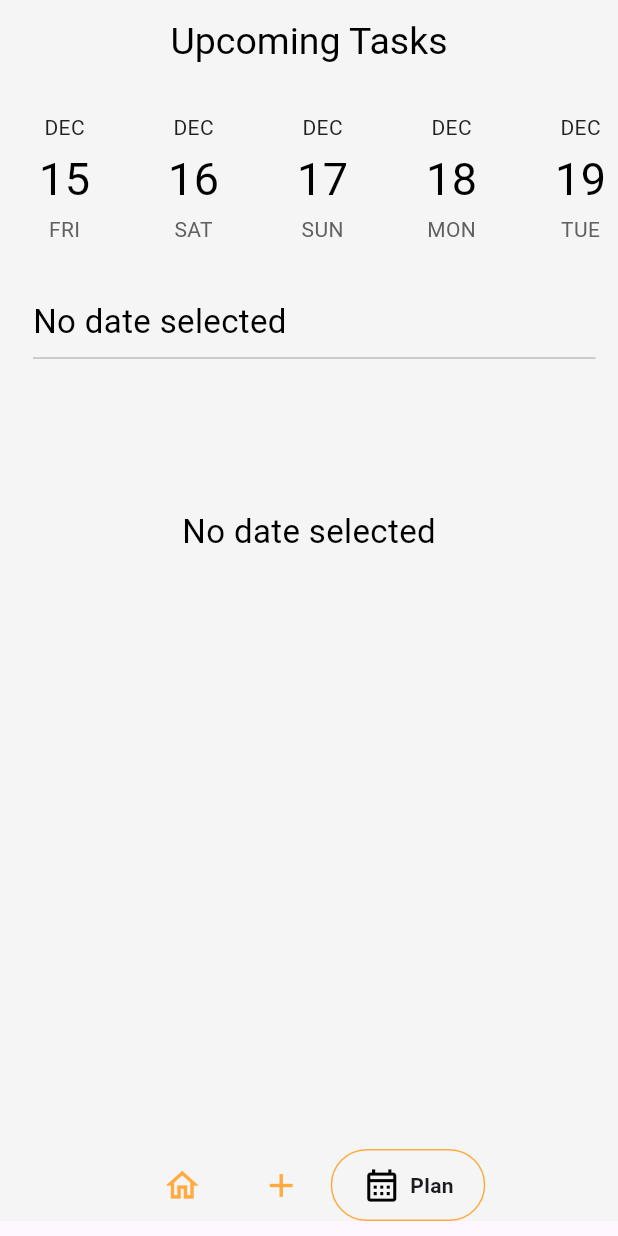
After one commit to MhmdFais/To_Do_App, a Flutter app: the screen it shows once a user with an empty profile is signed in, item 3 of the bottom bar chosen, on a phone screen of 412 x 824 dp. The commit adds this screen. Run offline on Flutter 3.47's test engine with Material 3 defaults, Android fonts, the phone set to English and light mode, and no system bars; drawn by our look-alikes of date_picker_timeline, google_nav_bar; our stand-ins replace cloud_firestore, firebase_auth, firebase_core, flutter_otp_text_field, google_fonts, google_sign_in and 2 more; accounts and stored records are empty; Roboto replaces fonts that are missing (Ubuntu).

Commit message:
future plans page

```diff
--- /dev/null
+++ b/lib/pages/Remainder.dart
@@ -0,0 +1,310 @@
+import 'package:cloud_firestore/cloud_firestore.dart';
+import 'package:date_picker_timeline/date_picker_widget.dart';
+import 'package:firebase_auth/firebase_auth.dart';
+import 'package:flutter/material.dart';
+import 'package:google_fonts/google_fonts.dart';
+import 'package:intl/intl.dart';
+import 'package:timeline_tile/timeline_tile.dart';
+import 'package:to_do/components/colors.dart';
+import 'package:to_do/components/event_card.dart';
+import 'package:to_do/components/remainder_page_else.dart';
+import 'package:to_do/pages/addTask_page.dart';
+
+class Remainder extends StatefulWidget {
+  const Remainder({super.key});
+
+  @override
+  State<Remainder> createState() => _RemainderState();
+}
+
+class _RemainderState extends State<Remainder> {
+  List<String> userTaskDates = [];
+  DateTime? calenderSelectedDate;
+  List<String> tasksForSelectedDate = [];
+  List<String> taskPriority = [];
+
+  //funtion to fetch user tasks from firebase
+  Future<void> fetchUserDates() async {
+    try {
+      QuerySnapshot<Map<String, dynamic>> querySnapshot =
+          await FirebaseFirestore.instance
+              .collection('users')
+              .doc(FirebaseAuth.instance.currentUser!.uid)
+              .collection('task')
+              .get();
+
+      //extract the dates from the query snapshot
+      querySnapshot.docs.forEach((doc) {
+        userTaskDates.add(doc['taskDate']);
+      });
+
+      setState(() {});
+
+      print(userTaskDates);
+    } catch (e) {
+      //print('Error fetching user dates' + e.toString());
+    }
+  }
+
+  // Function to retrieve tasks for the selected date
+  Future<void> fetchTasksForSelectedDate(DateTime selectedDate) async {
+    try {
+      // Convert selectedDate to a string in the format 'yyyy-MM-dd'
+      String formattedDate =
+          "${selectedDate.year}-${selectedDate.month}-${selectedDate.day}";
+
+      QuerySnapshot<Map<String, dynamic>> querySnapshot =
+          await FirebaseFirestore.instance
+              .collection('users')
+              .doc(FirebaseAuth.instance.currentUser!.uid)
+              .collection('task')
+              .where('taskDate', isEqualTo: formattedDate)
+              .get();
+
+      // Extract the tasks from the query snapshot
+      tasksForSelectedDate =
+          querySnapshot.docs.map((doc) => doc['taskName'] as String).toList();
+
+      // Extract the task priority from the query snapshot
+      taskPriority = querySnapshot.docs
+          .map((doc) => doc['taskPriority'] as String)
+          .toList();
+
+      setState(() {});
+
+      print(tasksForSelectedDate);
+    } catch (e) {
+      //print('Error fetching tasks for selected date: $e');
+    }
+  }
+
+  //function to fetch task priority
+  // Future<void> fetchTaskPriority() async {
+  //   try {
+  //     QuerySnapshot<Map<String, dynamic>> querySnapshot =
+  //         await FirebaseFirestore.instance
+  //             .collection('users')
+  //             .doc(FirebaseAuth.instance.currentUser!.uid)
+  //             .collection('task')
+  //             .get();
+
+  //     //extract the dates from the query snapshot
+  //     querySnapshot.docs.forEach((doc) {
+  //       taskPriority.add(doc['taskPriority']);
+  //     });
+
+  //     setState(() {});
+
+  //     print(taskPriority);
+  //   } catch (e) {
+  //     //print('Error fetching user dates' + e.toString());
+  //   }
+  // }
+
+  @override
+  void initState() {
+    super.initState();
+    fetchUserDates();
+  }
+
+  @override
+  Widget build(BuildContext context) {
+    return Scaffold(
+      backgroundColor: Colours().primary,
+      appBar: AppBar(
+        backgroundColor: Colours().primary,
+        elevation: 0,
+        title: Center(
+          child: Text(
+            'Upcoming Tasks',
+            style: GoogleFonts.ubuntu(
+              fontSize: 25,
+              //fontWeight: FontWeight.bold,
+              color: Colours().unSelectedText,
+            ),
+          ),
+        ),
+      ),
+      body: SingleChildScrollView(
+        child: Column(
+          mainAxisAlignment: MainAxisAlignment.start,
+          crossAxisAlignment: CrossAxisAlignment.start,
+          children: [
+            SizedBox(height: MediaQuery.of(context).size.height * 0.01),
+            //showing the dates picked by the user for tasks
+            DatePicker(
+              DateTime.now().add(const Duration(days: 1)),
+              height: 110,
+              width: 80,
+              initialSelectedDate: DateTime.now(),
+              selectionColor: Colours().calenderFillColour,
+              // activeDates: [
+              //   for (var date in userTaskDates) DateTime.parse(date)
+              // ],
+              deactivatedColor: Colours().deActiveDateColour,
+              monthTextStyle: GoogleFonts.ubuntu(
+                fontSize: 14,
+                //fontWeight: FontWeight.bold,
+                color: Colours().selectedMonthColour,
+              ),
+              dateTextStyle: GoogleFonts.ubuntu(
+                fontSize: 30,
+                //fontWeight: FontWeight.bold,
+                color: Colours().unSelectedText,
+              ),
+              dayTextStyle: GoogleFonts.ubuntu(
+                fontSize: 14,
+                //fontWeight: FontWeight.bold,
+                color: Colours().selectedDateColour,
+              ),
+              onDateChange: (date) {
+                setState(() {
+                  calenderSelectedDate = date;
+                  fetchTasksForSelectedDate(date);
+                });
+              },
+            ),
+            SizedBox(height: MediaQuery.of(context).size.height * 0.03),
+            //display selected date with the day
+            Padding(
+              padding: const EdgeInsets.only(left: 22.0),
+              child: Text(
+                calenderSelectedDate == null
+                    ? 'No date selected'
+                    : DateFormat('EEEE, d MMMM').format(calenderSelectedDate!),
+                style: GoogleFonts.ubuntu(
+                  fontSize: 22,
+                  //fontWeight: FontWeight.bold,
+                  color: Colours().unSelectedText,
+                ),
+              ),
+            ),
+            SizedBox(height: MediaQuery.of(context).size.height * 0.01),
+            //underline for the selected date
+            Padding(
+              padding: const EdgeInsets.only(left: 22.0),
+              child: Container(
+                height: 1,
+                width: 375,
+                color: Colours().dateUnderline,
+              ),
+            ),
+            //display tasks for the selected date in a list view if any or else display a message
+            //if no dates has been selected then display no date has been selected
+            calenderSelectedDate == null
+                ? Padding(
+                    padding: const EdgeInsets.symmetric(horizontal: 22.0),
+                    child: Center(
+                      child: Padding(
+                        padding: const EdgeInsets.only(top: 100),
+                        child: Text(
+                          'No date selected',
+                          style: GoogleFonts.ubuntu(
+                            fontSize: 22,
+                            //fontWeight: FontWeight.bold,
+                            color: Colours().unSelectedText,
+                          ),
+                        ),
+                      ),
+                    ),
+                  )
+                : tasksForSelectedDate.isEmpty
+                    ? DirectToAddTaskPage(
+                        onTap: () => Navigator.push(
+                          context,
+                          MaterialPageRoute(
+                            builder: (context) => const AddTask(),
+                          ),
+                        ),
+                      )
+                    : _timeline(tasksForSelectedDate, taskPriority),
+          ],
+        ),
+      ),
+    );
+  }
+}
+
+// return date line method for code simplicity
+_timeline(List<String> tasksForSelectedDate, List<String> taskPriority) {
+  return Padding(
+    padding: const EdgeInsets.symmetric(horizontal: 22.0),
+    child: ListView.builder(
+      shrinkWrap: true,
+      physics: const NeverScrollableScrollPhysics(),
+      itemCount: tasksForSelectedDate.length,
+      itemBuilder: (context, index) {
+        return SizedBox(
+          height: MediaQuery.of(context).size.height * 0.15,
+          //timeline creation
+          child: TimelineTile(
+            alignment: TimelineAlign.start,
+            beforeLineStyle: LineStyle(
+              color: Colours().taskLineColor,
+              thickness: 3,
+            ),
+            indicatorStyle: IndicatorStyle(
+              color: Colours().taskLineColor,
+            ),
+            lineXY: 0.2,
+            isFirst: index == 0,
+            isLast: index == tasksForSelectedDate.length - 1,
+            //card creation
+            endChild: EventCard(
+              taskName: tasksForSelectedDate[index],
+              taskPriority: taskPriority[index],
+            ),
+          ),
+        );
+      },
+    ),
+  );
+}
+
+// _taskEmpty() {
+//   return Padding(
+//     padding: const EdgeInsets.symmetric(horizontal: 22.0),
+//     child: Padding(
+//       padding: const EdgeInsets.only(top: 120),
+//       child: Column(
+//         children: [
+//           Center(
+//             child: Text(
+//               'No tasks for this date',
+//               style: GoogleFonts.ubuntu(
+//                 fontSize: 22,
+//                 //fontWeight: FontWeight.bold,
+//                 color: Colours().unSelectedText,
+//               ),
+//             ),
+//           ),
+//           const SizedBox(height: 25),
+//           GestureDetector(
+//             onTap: () {},
+//             child: Container(
+//               height: 50,
+//               width: 200,
+//               decoration: BoxDecoration(
+//                 borderRadius: BorderRadius.circular(15),
+//                 border: Border.all(
+//                   color: Colours().borderColor,
+//                   width: 2,
+//                 ),
+//               ),
+//               child: Center(
+//                 child: Text(
+//                   'Add a task',
+//                   style: GoogleFonts.ubuntu(
+//                     fontSize: 22,
+//                     //fontWeight: FontWeight.bold,
+//                     color: Colours().unSelectedText,
+//                   ),
+//                 ),
+//               ),
+//             ),
+//           ),
+//         ],
+//       ),
+//     ),
+//   );
+// }
--- a/lib/pages/addTask_page.dart
+++ b/lib/pages/addTask_page.dart
@@ -118,7 +118,7 @@ class _AddTaskState extends State<AddTask> {
               SizedBox(height: MediaQuery.of(context).size.height * 0.05),
               Center(
                 child: Text(
-                  'Add a new task!',
+                  'Add tasks!',
                   style: GoogleFonts.ubuntu(
                     fontSize: 25,
                     //fontWeight: FontWeight.bold,
--- a/lib/pages/bottom_navigation.dart
+++ b/lib/pages/bottom_navigation.dart
@@ -3,7 +3,7 @@ import 'package:google_nav_bar/google_nav_bar.dart';
 import 'package:to_do/components/colors.dart';
 import 'package:to_do/pages/addTask_page.dart';
 import 'package:to_do/pages/home_page.dart';
-import 'package:to_do/pages/tasks.dart';
+import 'package:to_do/pages/Remainder.dart';
 
 class BottomNavigation extends StatefulWidget {
   const BottomNavigation({super.key});
@@ -15,7 +15,7 @@ class BottomNavigation extends StatefulWidget {
 class _BottomNavigationState extends State<BottomNavigation> {
   int currentIndex = 0;
 
-  List<Widget> pages = [const Home(), const AddTask(), const Task()];
+  List<Widget> pages = [const Home(), const AddTask(), const Remainder()];
 
   void onTap(int index) {
     setState(() {
@@ -53,8 +53,8 @@ class _BottomNavigationState extends State<BottomNavigation> {
               //textColor: Colours().unSelectedText,
             ),
             GButton(
-              icon: Icons.task_alt_outlined,
-              text: 'Tasks',
+              icon: Icons.calendar_month_outlined,
+              text: 'Plan',
               iconColor: Colours().borderColor,
               //textColor: Colours().unSelectedText,
             ),
```
Also changed, not shown: lib/components/colors.dart (+11 -0 lines), lib/components/event_card.dart (added, +117 -0 lines), lib/components/remainder_page_else.dart (added, +67 -0 lines), lib/pages/tasks.dart (deleted, +0 -15 lines), pubspec.yaml (+5 -2 lines), pubspec.lock, 2 other files.
